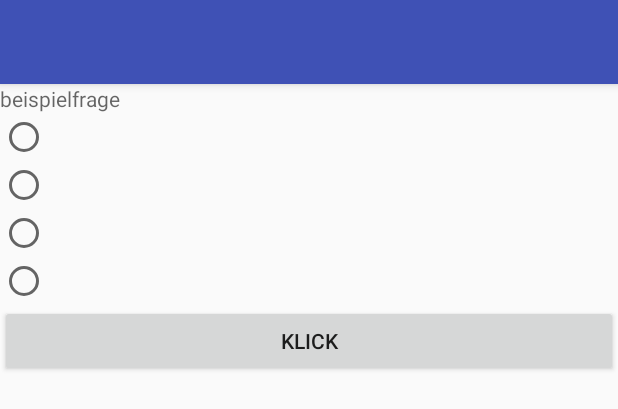
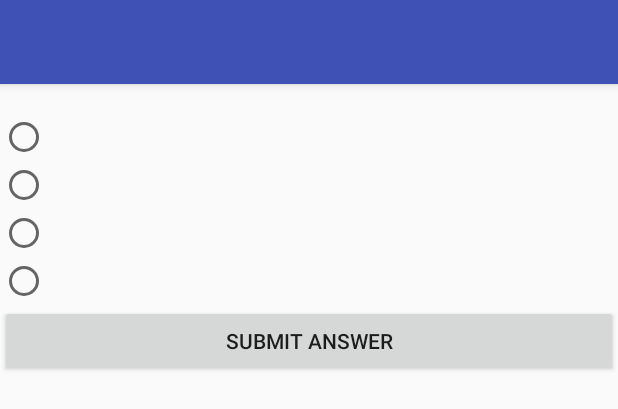
Before and after one commit to Croydon/photostream-android-app, an Android app: the layout activity_main_quiz.xml on its own in the app's theme, with its tools: preview values and no code run, on a phone screen of 412 x 824 dp. Shown: the top 409 px of the screen. Run offline under Robolectric (Android 15) with nearby library versions, the phone set to English and light mode, and no system bars.

Commit message:
implemented "fehlende Programmteile" :smirk:

```diff
--- a/app/src/main/res/layout/activity_main_quiz.xml
+++ b/app/src/main/res/layout/activity_main_quiz.xml
@@ -26,7 +26,6 @@
     <TextView
         android:layout_width="match_parent"
         android:layout_height="wrap_content"
-        android:hint="beispielfrage"
         android:id="@+id/Frage" />
 
     <RadioGroup
@@ -60,7 +59,7 @@
         android:layout_width="match_parent"
         android:layout_height="wrap_content"
         android:id="@+id/submitButton"
-        android:text="klick"/>
+        android:text="submit answer"/>
 
 
 
```
Also changed, not shown: app/src/main/java/h_da/fbi/mikha/myfirstquiz/MainQuizActivity.java (+34 -18 lines).
